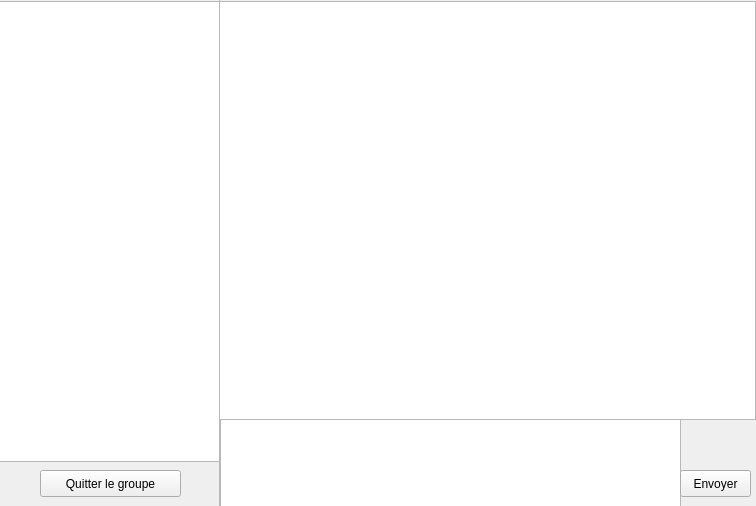
Old version of the form ITalK/View/discussion.ui in the repository ITKWeb/ITalK.
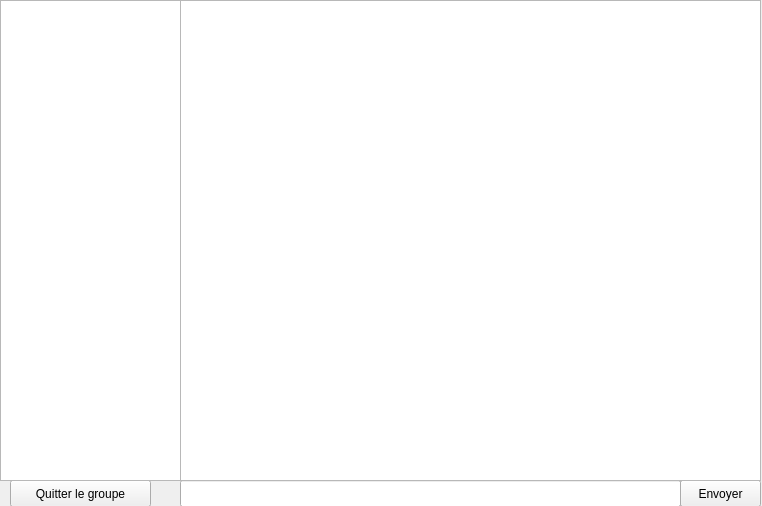
New version of the form.

The edit to the form file:
```diff
--- a/ITalK/View/discussion.ui
+++ b/ITalK/View/discussion.ui
@@ -6,105 +6,13 @@
    <rect>
     <x>0</x>
     <y>0</y>
-    <width>756</width>
+    <width>762</width>
     <height>506</height>
    </rect>
   </property>
   <property name="windowTitle">
    <string>Form</string>
   </property>
-  <widget class="QScrollArea" name="scrollArea">
-   <property name="geometry">
-    <rect>
-     <x>-1</x>
-     <y>-1</y>
-     <width>221</width>
-     <height>511</height>
-    </rect>
-   </property>
-   <property name="widgetResizable">
-    <bool>true</bool>
-   </property>
-   <widget class="QWidget" name="scrollAreaWidgetContents">
-    <property name="geometry">
-     <rect>
-      <x>0</x>
-      <y>0</y>
-      <width>219</width>
-      <height>509</height>
-     </rect>
-    </property>
-    <widget class="QPushButton" name="exitGroupButton">
-     <property name="geometry">
-      <rect>
-       <x>40</x>
-       <y>470</y>
-       <width>141</width>
-       <height>27</height>
-      </rect>
-     </property>
-     <property name="text">
-      <string>Quitter le groupe</string>
-     </property>
-    </widget>
-    <widget class="QListWidget" name="listGroupWidget">
-     <property name="geometry">
-      <rect>
-       <x>-5</x>
-       <y>1</y>
-       <width>231</width>
-       <height>461</height>
-      </rect>
-     </property>
-    </widget>
-   </widget>
-  </widget>
-  <widget class="QScrollArea" name="scrollArea_2">
-   <property name="geometry">
-    <rect>
-     <x>219</x>
-     <y>-1</y>
-     <width>541</width>
-     <height>421</height>
-    </rect>
-   </property>
-   <property name="widgetResizable">
-    <bool>true</bool>
-   </property>
-   <widget class="QWidget" name="scrollAreaWidgetContents_2">
-    <property name="geometry">
-     <rect>
-      <x>0</x>
-      <y>0</y>
-      <width>539</width>
-      <height>419</height>
-     </rect>
-    </property>
-    <widget class="QTextBrowser" name="textBrowser">
-     <property name="geometry">
-      <rect>
-       <x>-5</x>
-       <y>1</y>
-       <width>541</width>
-       <height>421</height>
-      </rect>
-     </property>
-    </widget>
-   </widget>
-  </widget>
-  <widget class="QTextEdit" name="textEdit">
-   <property name="enabled">
-    <bool>true</bool>
-   </property>
-   <property name="geometry">
-    <rect>
-     <x>220</x>
-     <y>419</y>
-     <width>461</width>
-     <height>91</height>
-    </rect>
-   </property>
-  </widget>
   <widget class="QPushButton" name="sendButton">
    <property name="enabled">
     <bool>true</bool>
@@ -112,8 +20,8 @@
    <property name="geometry">
     <rect>
      <x>680</x>
-     <y>470</y>
-     <width>71</width>
+     <y>480</y>
+     <width>81</width>
      <height>27</height>
     </rect>
    </property>
@@ -121,6 +29,49 @@
     <string>Envoyer</string>
    </property>
   </widget>
+  <widget class="QLineEdit" name="textEdit">
+   <property name="geometry">
+    <rect>
+     <x>180</x>
+     <y>480</y>
+     <width>501</width>
+     <height>27</height>
+    </rect>
+   </property>
+  </widget>
+  <widget class="QPushButton" name="exitGroupButton">
+   <property name="geometry">
+    <rect>
+     <x>10</x>
+     <y>480</y>
+     <width>141</width>
+     <height>27</height>
+    </rect>
+   </property>
+   <property name="text">
+    <string>Quitter le groupe</string>
+   </property>
+  </widget>
+  <widget class="QTextBrowser" name="textBrowser">
+   <property name="geometry">
+    <rect>
+     <x>180</x>
+     <y>0</y>
+     <width>581</width>
+     <height>481</height>
+    </rect>
+   </property>
+  </widget>
+  <widget class="QListView" name="GroupList">
+   <property name="geometry">
+    <rect>
+     <x>0</x>
+     <y>0</y>
+     <width>181</width>
+     <height>481</height>
+    </rect>
+   </property>
+  </widget>
  </widget>
  <resources/>
  <connections>
```
Left out of the diff: 19 changed lines with no effect on the pictures.
